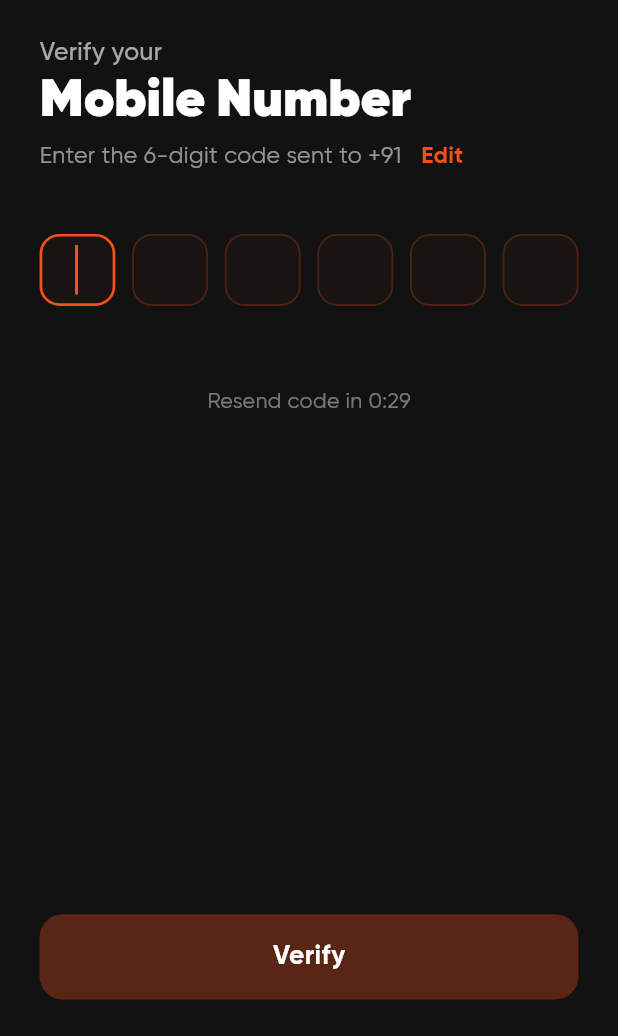
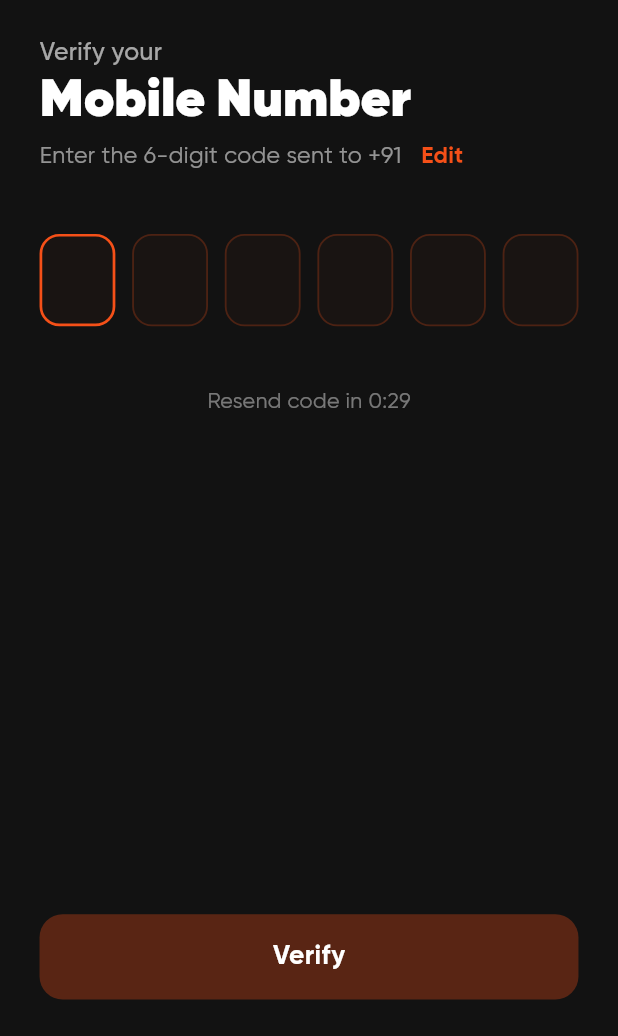
Before and after one commit to Sid1396/mypaltanapp, a Flutter app: the OtpPage screen opened by its route, on a phone screen of 412 x 824 dp, the part 200-1236 px from its top. Run offline on Flutter 3.47's test engine with Material 3 defaults, Android fonts, the phone set to English and light mode, and no system bars; our stand-ins replace app_links, file_picker, get, get_storage, image_cropper, image_picker and 2 more; missing offline and left inert: flutter_pdfview, gal; accounts and stored records are empty; project files that could hold a hidden picture were left out.

Commit message:
Login code: one hidden field behind the six boxes
Fast typing no longer drops digits, a pasted or SMS-auto-filled code fills all boxes, and backspace
removes the last digit. Ready for real SMS codes.

Co-Authored-By: Claude Opus 5.5 (1M context) <noreply@anthropic.com>

```diff
--- a/lib/presentation/pages/otp_page.dart
+++ b/lib/presentation/pages/otp_page.dart
@@ -19,9 +19,10 @@ class OtpPage extends StatefulWidget {
 class _OtpPageState extends State<OtpPage> {
   late final String _phone;
 
-  final List<TextEditingController> _controllers =
-      List.generate(6, (_) => TextEditingController());
-  final List<FocusNode> _focusNodes = List.generate(6, (_) => FocusNode());
+  // One hidden field holds the whole code; the six boxes only show it. This way fast typing, paste and
+  // SMS auto-fill all land correctly, and backspace simply removes the last digit.
+  final TextEditingController _code = TextEditingController();
+  final FocusNode _focus = FocusNode();
 
   bool _loading = false;
   int _resendSeconds = 30;
@@ -32,19 +33,16 @@ class _OtpPageState extends State<OtpPage> {
     super.initState();
     _phone = (Get.arguments as String?) ?? '';
     _startTimer();
+    _focus.addListener(() => setState(() {})); // highlight the active box only while typing
     WidgetsBinding.instance.addPostFrameCallback(
-      (_) => _focusNodes[0].requestFocus(),
+      (_) => _focus.requestFocus(),
     );
   }
 
   @override
   void dispose() {
-    for (final c in _controllers) {
-      c.dispose();
-    }
-    for (final f in _focusNodes) {
-      f.dispose();
-    }
+    _code.dispose();
+    _focus.dispose();
     _timer?.cancel();
     super.dispose();
   }
@@ -64,21 +62,13 @@ class _OtpPageState extends State<OtpPage> {
     });
   }
 
-  String get _otp => _controllers.map((c) => c.text).join();
+  String get _otp => _code.text;
   bool get _isComplete => _otp.length == 6;
 
-  void _onChanged(String value, int index) {
-    if (value.isNotEmpty) {
-      if (index < 5) {
-        _focusNodes[index + 1].requestFocus();
-      } else {
-        _focusNodes[index].unfocus();
-      }
-    } else if (value.isEmpty && index > 0) {
-      _focusNodes[index - 1].requestFocus();
-    }
+  void _onChanged(String value) {
     setState(() {});
     if (_isComplete) {
+      _focus.unfocus();
       Future.delayed(const Duration(milliseconds: 300), _verify);
     }
   }
@@ -106,11 +96,9 @@ class _OtpPageState extends State<OtpPage> {
   }
 
   void _clearBoxes() {
-    for (final c in _controllers) {
-      c.clear();
-    }
+    _code.clear();
     setState(() {});
-    _focusNodes[0].requestFocus();
+    _focus.requestFocus();
   }
 
   Future<void> _resend() async {
@@ -224,15 +212,45 @@ class _OtpPageState extends State<OtpPage> {
                     SizedBox(height: SizeConfig.h(40)),
 
                     // ── OTP boxes ─────────────────────────────
+                    GestureDetector(
+                      onTap: () {
+                        _focus.requestFocus();
+                        SystemChannels.textInput.invokeMethod('TextInput.show');
+                      },
+                      child: Stack(
+                        children: [
                           Row(
                             mainAxisAlignment: MainAxisAlignment.spaceBetween,
                             children: List.generate(
                               6,
                               (i) => _OtpBox(
-                          controller: _controllers[i],
-                          focusNode: _focusNodes[i],
-                          onChanged: (v) => _onChanged(v, i),
+                                digit: i < _otp.length ? _otp[i] : '',
+                                active: _focus.hasFocus && (i == _otp.length || (i == 5 && _isComplete)),
                               ),
+                            ),
+                          ),
+                          // The real input, invisible, over the boxes.
+                          Positioned.fill(
+                            child: Opacity(
+                              opacity: 0,
+                              child: TextField(
+                                key: const ValueKey('otp-input'),
+                                controller: _code,
+                                focusNode: _focus,
+                                onChanged: _onChanged,
+                                keyboardType: TextInputType.number,
+                                autofillHints: const [AutofillHints.oneTimeCode],
+                                inputFormatters: [
+                                  FilteringTextInputFormatter.digitsOnly,
+                                  LengthLimitingTextInputFormatter(6),
+                                ],
+                                showCursor: false,
+                                enableInteractiveSelection: false,
+                                decoration: const InputDecoration(border: InputBorder.none, counterText: ''),
+                              ),
+                            ),
+                          ),
+                        ],
                       ),
                     ),
 
@@ -321,60 +339,36 @@ class _OtpPageState extends State<OtpPage> {
   }
 }
 
-// ─── OTP single-digit box ─────────────────────────────────────────────────────
+// ─── OTP single-digit box (display only) ──────────────────────────────────────
 
 class _OtpBox extends StatelessWidget {
-  final TextEditingController controller;
-  final FocusNode focusNode;
-  final ValueChanged<String> onChanged;
+  final String digit;
+  final bool active;
 
-  const _OtpBox({
-    required this.controller,
-    required this.focusNode,
-    required this.onChanged,
-  });
+  const _OtpBox({required this.digit, required this.active});
 
   @override
   Widget build(BuildContext context) {
-    return SizedBox(
+    return Container(
       width: SizeConfig.r(46),
       height: SizeConfig.r(56),
-      child: TextField(
-        controller: controller,
-        focusNode: focusNode,
-        onChanged: onChanged,
-        textAlign: TextAlign.center,
-        keyboardType: TextInputType.number,
-        inputFormatters: [
-          FilteringTextInputFormatter.digitsOnly,
-          LengthLimitingTextInputFormatter(1),
-        ],
+      alignment: Alignment.center,
+      decoration: BoxDecoration(
+        color: AppColors.primary.withAlpha(8),
+        borderRadius: BorderRadius.circular(SizeConfig.r(12)),
+        border: Border.all(
+          color: active ? AppColors.primary : AppColors.primary.withAlpha(60),
+          width: active ? 1.8 : 1.2,
+        ),
+      ),
+      child: Text(
+        digit,
         style: TextStyle(
           color: Colors.white,
           fontFamily: 'Gilroy',
           fontWeight: FontWeight.w700,
           fontSize: SizeConfig.sp(20),
         ),
-        decoration: InputDecoration(
-          counterText: '',
-          contentPadding: EdgeInsets.zero,
-          filled: true,
-          fillColor: AppColors.primary.withAlpha(8),
-          enabledBorder: OutlineInputBorder(
-            borderRadius: BorderRadius.circular(SizeConfig.r(12)),
-            borderSide: BorderSide(
-              color: AppColors.primary.withAlpha(60),
-              width: 1.2,
-            ),
-          ),
-          focusedBorder: OutlineInputBorder(
-            borderRadius: BorderRadius.circular(SizeConfig.r(12)),
-            borderSide: const BorderSide(
-              color: AppColors.primary,
-              width: 1.8,
-            ),
-          ),
-        ),
       ),
     );
   }
```
Lines whose indentation alone changed are shown as unchanged.
